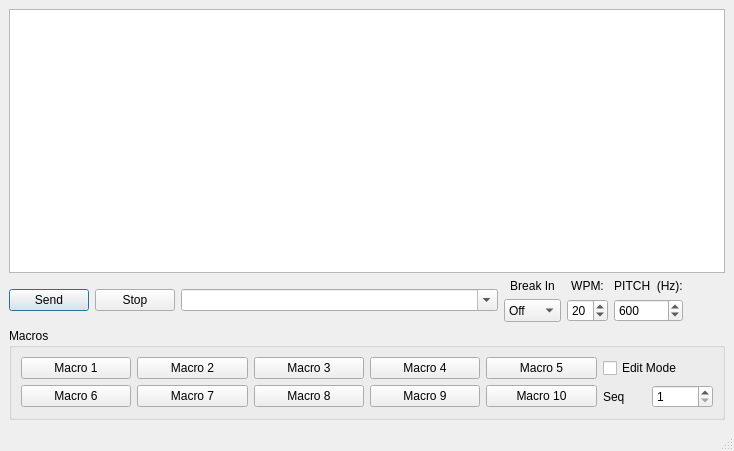
This is cwsender.ui in adecarolis/wfweb as Qt 5 draws it before an edit. The edited form follows.
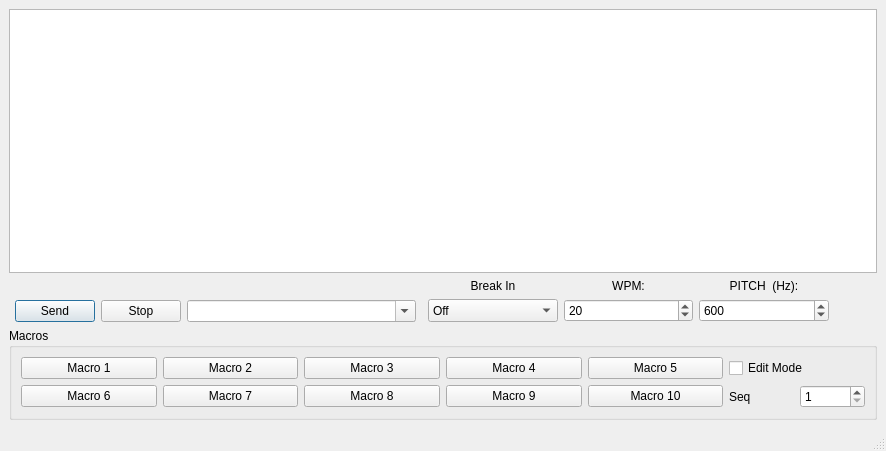
This is the edited form.

Commit message: Added update of mode to CW sender. Modified cw sender UI slightly for spacing.

```diff
--- a/cwsender.ui
+++ b/cwsender.ui
@@ -6,7 +6,7 @@
    <rect>
     <x>0</x>
     <y>0</y>
-    <width>636</width>
+    <width>886</width>
     <height>451</height>
    </rect>
   </property>
@@ -18,7 +18,7 @@
   </property>
   <widget class="QWidget" name="centralwidget">
    <layout class="QGridLayout" name="gridLayout">
-    <item row="3" column="0" colspan="12">
+    <item row="4" column="0" colspan="12">
      <widget class="QGroupBox" name="groupBox">
       <property name="title">
        <string>Macros</string>
@@ -161,41 +161,6 @@
       </layout>
      </widget>
     </item>
-    <item row="1" column="2">
-     <widget class="QComboBox" name="textToSendEdit">
-      <property name="sizePolicy">
-       <sizepolicy hsizetype="Expanding" vsizetype="Fixed">
-        <horstretch>0</horstretch>
-        <verstretch>0</verstretch>
-       </sizepolicy>
-      </property>
-      <property name="toolTip">
-       <string>Type here to send text as CW</string>
-      </property>
-      <property name="editable">
-       <bool>true</bool>
-      </property>
-      <property name="currentText">
-       <string notr="true"/>
-      </property>
-      <property name="insertPolicy">
-       <enum>QComboBox::InsertAtTop</enum>
-      </property>
-     </widget>
-    </item>
-    <item row="1" column="0">
-     <widget class="QPushButton" name="sendBtn">
-      <property name="text">
-       <string>Send</string>
-      </property>
-      <property name="shortcut">
-       <string>Return</string>
-      </property>
-      <property name="default">
-       <bool>true</bool>
-      </property>
-     </widget>
-    </item>
     <item row="0" column="0" colspan="12">
      <widget class="QPlainTextEdit" name="transcriptText">
       <property name="focusPolicy">
@@ -212,17 +177,7 @@
       </property>
      </widget>
     </item>
-    <item row="1" column="1">
-     <widget class="QPushButton" name="stopBtn">
-      <property name="toolTip">
-       <string>Stop sending CW</string>
-      </property>
-      <property name="text">
-       <string>Stop</string>
-      </property>
-     </widget>
-    </item>
-    <item row="1" column="3" colspan="2">
+    <item row="1" column="3">
      <layout class="QGridLayout" name="gridLayout_3">
       <property name="sizeConstraint">
        <enum>QLayout::SetMinimumSize</enum>
@@ -334,6 +289,90 @@
       </item>
      </layout>
     </item>
+    <item row="1" column="1">
+     <layout class="QVBoxLayout" name="verticalLayout">
+      <property name="leftMargin">
+       <number>0</number>
+      </property>
+      <property name="topMargin">
+       <number>0</number>
+      </property>
+      <property name="rightMargin">
+       <number>0</number>
+      </property>
+      <property name="bottomMargin">
+       <number>0</number>
+      </property>
+      <item>
+       <widget class="QLabel" name="spacerLabel">
+        <property name="text">
+         <string/>
+        </property>
+       </widget>
+      </item>
+      <item>
+       <layout class="QHBoxLayout" name="horizontalLayout_2">
+        <property name="leftMargin">
+         <number>0</number>
+        </property>
+        <property name="topMargin">
+         <number>0</number>
+        </property>
+        <property name="rightMargin">
+         <number>0</number>
+        </property>
+        <property name="bottomMargin">
+         <number>0</number>
+        </property>
+        <item>
+         <widget class="QPushButton" name="sendBtn">
+          <property name="text">
+           <string>Send</string>
+          </property>
+          <property name="shortcut">
+           <string>Return</string>
+          </property>
+          <property name="default">
+           <bool>true</bool>
+          </property>
+         </widget>
+        </item>
+        <item>
+         <widget class="QPushButton" name="stopBtn">
+          <property name="toolTip">
+           <string>Stop sending CW</string>
+          </property>
+          <property name="text">
+           <string>Stop</string>
+          </property>
+         </widget>
+        </item>
+        <item>
+         <widget class="QComboBox" name="textToSendEdit">
+          <property name="sizePolicy">
+           <sizepolicy hsizetype="Expanding" vsizetype="Fixed">
+            <horstretch>0</horstretch>
+            <verstretch>0</verstretch>
+           </sizepolicy>
+          </property>
+          <property name="toolTip">
+           <string>Type here to send text as CW</string>
+          </property>
+          <property name="editable">
+           <bool>true</bool>
+          </property>
+          <property name="currentText">
+           <string notr="true"/>
+          </property>
+          <property name="insertPolicy">
+           <enum>QComboBox::InsertAtTop</enum>
+          </property>
+         </widget>
+        </item>
+       </layout>
+      </item>
+     </layout>
+    </item>
    </layout>
   </widget>
   <widget class="QStatusBar" name="statusbar"/>
```
The commit also changes 1 other file.
